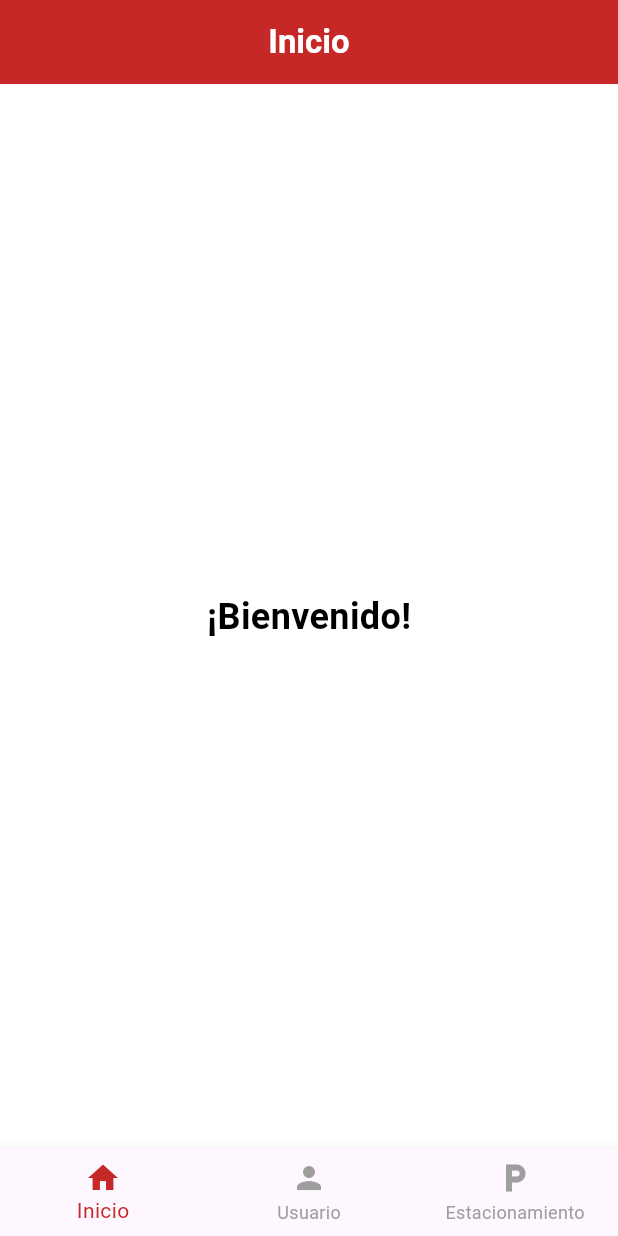
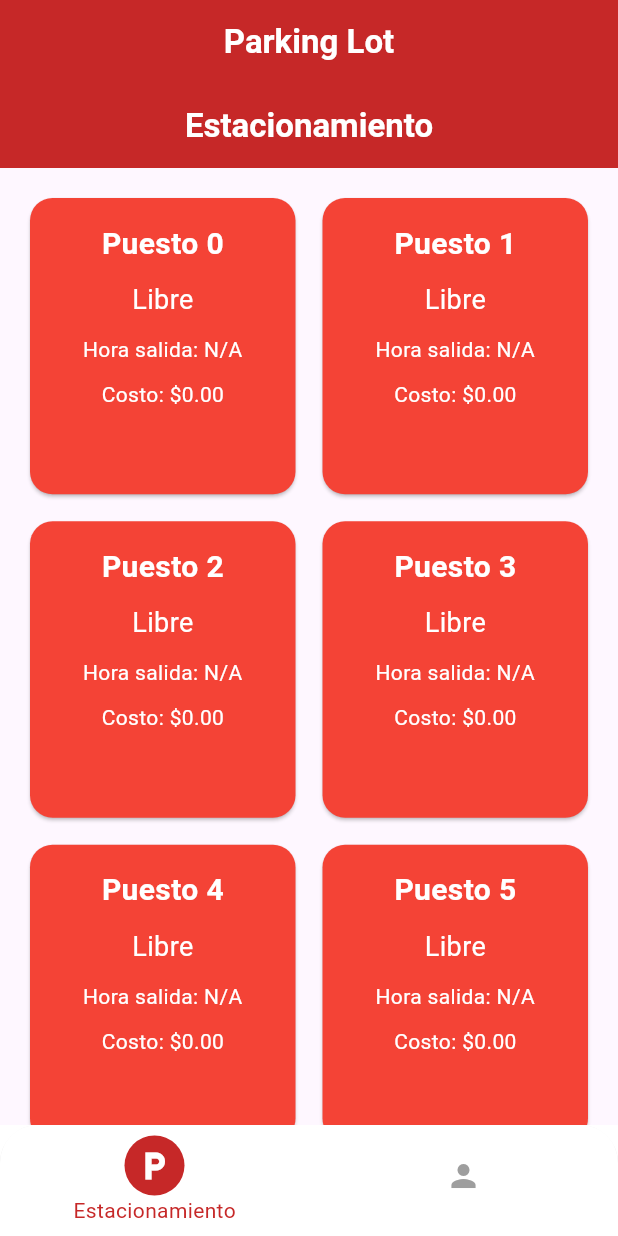
Before and after one commit to DylanGReinosoT/Parking_lote, a Flutter app: the screen it shows once a user with an empty profile is signed in, on a phone screen of 412 x 824 dp. Run offline on Flutter 3.47's test engine with Material 3 defaults, Android fonts, the phone set to English and light mode, and no system bars; our stand-ins replace firebase_auth, firebase_core, get, google_sign_in; accounts and stored records are empty; network calls fail.

Commit message:
Front mejorado

```diff
--- a/estacionamiento/lib/pages/homepage.dart
+++ b/estacionamiento/lib/pages/homepage.dart
@@ -10,16 +10,13 @@ class Homepage extends StatefulWidget {
 }
 
 class _HomepageState extends State<Homepage> {
-  int _selectedIndex = 0; // Índice para controlar la página actual
+  int _selectedIndex = 0;
 
-  // Lista de páginas para navegar
   final List<Widget> _pages = [
-    const WelcomeMessage(), // Mensaje de bienvenida
-    const Userpage(), // Página de información del usuario
-    const ParkingPage(), // Página del mapa de estacionamiento
+    const ParkingPage(),
+    const Userpage(),
   ];
 
-  // Función para cambiar de página
   void _onItemTapped(int index) {
     setState(() {
       _selectedIndex = index;
@@ -31,51 +28,66 @@ class _HomepageState extends State<Homepage> {
     return Scaffold(
       appBar: AppBar(
         title: const Text(
-          'Inicio',
+          'Parking Lot',
           style: TextStyle(color: Colors.white, fontWeight: FontWeight.bold),
         ),
         backgroundColor: Colors.red[800],
         centerTitle: true,
       ),
       backgroundColor: Colors.white,
-      body: _pages[_selectedIndex], // Muestra la página seleccionada
-      bottomNavigationBar: BottomNavigationBar(
+      body: AnimatedSwitcher(
+        duration: const Duration(milliseconds: 500),
+        child: _pages[_selectedIndex],
+      ),
+      bottomNavigationBar: ClipRRect(
+        borderRadius: const BorderRadius.only(
+          topLeft: Radius.circular(25),
+          topRight: Radius.circular(25),
+        ),
+        child: BottomNavigationBar(
+          backgroundColor: Colors.white,
+          elevation: 10,
           currentIndex: _selectedIndex,
           onTap: _onItemTapped,
           selectedItemColor: Colors.red[800],
           unselectedItemColor: Colors.grey,
-        items: const [
+          showUnselectedLabels: false,
+          items: [
             BottomNavigationBarItem(
-            icon: Icon(Icons.home),
-            label: 'Inicio',
+              icon: AnimatedContainer(
+                duration: const Duration(milliseconds: 300),
+                padding: EdgeInsets.all(_selectedIndex == 0 ? 8 : 4),
+                decoration: BoxDecoration(
+                  color: _selectedIndex == 0
+                      ? Colors.red[800]
+                      : Colors.transparent,
+                  shape: BoxShape.circle,
+                ),
+                child: Icon(
+                  Icons.local_parking,
+                  color: _selectedIndex == 0 ? Colors.white : Colors.grey,
+                ),
+              ),
+              label: 'Estacionamiento',
             ),
             BottomNavigationBarItem(
-            icon: Icon(Icons.person),
+              icon: AnimatedContainer(
+                duration: const Duration(milliseconds: 300),
+                padding: EdgeInsets.all(_selectedIndex == 1 ? 8 : 4),
+                decoration: BoxDecoration(
+                  color: _selectedIndex == 1
+                      ? Colors.red[800]
+                      : Colors.transparent,
+                  shape: BoxShape.circle,
+                ),
+                child: Icon(
+                  Icons.person,
+                  color: _selectedIndex == 1 ? Colors.white : Colors.grey,
+                ),
+              ),
               label: 'Usuario',
-          ),
-          BottomNavigationBarItem(
-            icon: Icon(Icons.local_parking),
-            label: 'Estacionamiento',
-          ),
+            )
           ],
-      ),
-    );
-  }
-}
-
-// Mensaje de bienvenida
-class WelcomeMessage extends StatelessWidget {
-  const WelcomeMessage({super.key});
-
-  @override
-  Widget build(BuildContext context) {
-    return const Center(
-      child: Text(
-        '¡Bienvenido!',
-        style: TextStyle(
-          fontSize: 24,
-          fontWeight: FontWeight.bold,
-          color: Colors.black,
         ),
       ),
     );
--- a/estacionamiento/lib/pages/parkingpage.dart
+++ b/estacionamiento/lib/pages/parkingpage.dart
@@ -1,4 +1,4 @@
-import 'package:estacionamiento/alters/parking_paiter.dart';
+import 'package:estacionamiento/view/ArucoParkingView.dart';
 import 'package:flutter/material.dart';
 
 class ParkingPage extends StatelessWidget {
@@ -18,7 +18,7 @@ class ParkingPage extends StatelessWidget {
       body: Center(
         child: CustomPaint(
           size: const Size(300, 500),
-          painter: ParkingPainter(),
+          child: ArucoParkingView(),
         ),
       ),
     );
--- /dev/null
+++ b/estacionamiento/lib/view/ArucoParkingView.dart
@@ -0,0 +1,117 @@
+import 'dart:convert';
+import 'dart:typed_data';
+import 'package:flutter/material.dart';
+import 'package:web_socket_channel/web_socket_channel.dart';
+
+class ArucoParkingView extends StatefulWidget {
+  @override
+  _ArucoParkingViewState createState() => _ArucoParkingViewState();
+}
+
+class _ArucoParkingViewState extends State<ArucoParkingView> {
+  final WebSocketChannel channel =
+      WebSocketChannel.connect(Uri.parse('ws://192.168.1.31:2028'));
+
+  Map<int, Map<String, dynamic>> parkingData = {
+    0: {},
+    1: {},
+    2: {},
+    3: {},
+    4: {},
+    5: {}
+  };
+
+  @override
+  void initState() {
+    super.initState();
+    channel.stream.listen((message) {
+      try {
+        // Si el mensaje es Uint8List, conviértelo a String antes de decodificar JSON
+        String decodedMessage =
+            (message is Uint8List) ? utf8.decode(message) : message;
+        final data = jsonDecode(decodedMessage);
+
+        if (data is Map<String, dynamic> && data.containsKey('id')) {
+          int id = data['id'];
+          if (parkingData.containsKey(id)) {
+            setState(() {
+              parkingData[id] = data;
+            });
+          }
+        }
+      } catch (e) {
+        print('❌ Error procesando mensaje WebSocket: $e');
+      }
+    });
+  }
+
+  @override
+  void dispose() {
+    channel.sink.close();
+    super.dispose();
+  }
+
+  @override
+  Widget build(BuildContext context) {
+    return Scaffold(
+      body: GridView.builder(
+        padding: EdgeInsets.all(16.0),
+        gridDelegate: SliverGridDelegateWithFixedCrossAxisCount(
+          crossAxisCount: 2,
+          crossAxisSpacing: 10,
+          mainAxisSpacing: 10,
+          childAspectRatio: 0.9,
+        ),
+        itemCount: parkingData.length,
+        itemBuilder: (context, index) {
+          final slot = parkingData[index] ?? {};
+          bool estado = slot['estado'] ?? false;
+
+          return Card(
+            color: estado ? Colors.green : Colors.red,
+            shape: RoundedRectangleBorder(
+              borderRadius: BorderRadius.circular(15.0),
+            ),
+            child: Padding(
+              padding: const EdgeInsets.all(16.0),
+              child: SingleChildScrollView(
+                child: Column(
+                  mainAxisSize: MainAxisSize.min,
+                  mainAxisAlignment: MainAxisAlignment.center,
+                  crossAxisAlignment: CrossAxisAlignment.center,
+                  children: [
+                    Text(
+                      'Puesto ${slot['id'] ?? index}',
+                      style: TextStyle(
+                          fontSize: 20,
+                          fontWeight: FontWeight.bold,
+                          color: Colors.white),
+                    ),
+                    SizedBox(height: 10),
+                    Text(
+                      estado ? 'Ocupado' : 'Libre',
+                      style: TextStyle(fontSize: 18, color: Colors.white),
+                    ),
+                    SizedBox(height: 10),
+                    Text(
+                      estado
+                          ? 'Hora ingreso: ${slot['hora_aparecido'] ?? 'N/A'}'
+                          : 'Hora salida: ${slot['hora_desaparecido'] ?? 'N/A'}',
+                      style: TextStyle(fontSize: 14, color: Colors.white),
+                      textAlign: TextAlign.center,
+                    ),
+                    SizedBox(height: 10),
+                    Text(
+                      'Costo: \$${slot['costo']?.toStringAsFixed(2) ?? '0.00'}',
+                      style: TextStyle(fontSize: 14, color: Colors.white),
+                    ),
+                  ],
+                ),
+              ),
+            ),
+          );
+        },
+      ),
+    );
+  }
+}
--- a/estacionamiento/pubspec.yaml
+++ b/estacionamiento/pubspec.yaml
@@ -39,7 +39,7 @@ dependencies:
   firebase_auth: ^5.5.1
   get: ^4.7.2
   google_sign_in: ^6.2.2
-  flutter_facebook_auth: ^7.1.1
+  web_socket_channel: ^3.0.2
 
 dev_dependencies:
   flutter_test:
```
Also changed, not shown: estacionamiento/lib/alters/parking_paiter.dart (deleted, +0 -63 lines), estacionamiento/lib/pages/loginpage.dart (+7 -4 lines), estacionamiento/pubspec.lock, 5 other files. Lines whose indentation alone changed are shown as unchanged.
